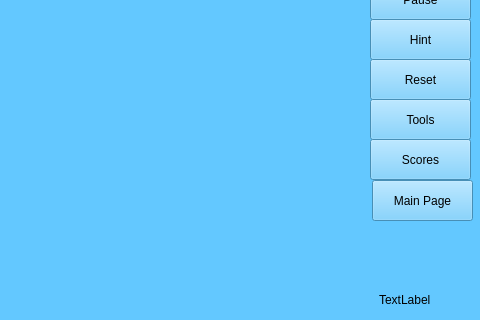
Qt form levelmodewindow.ui (hero919/ImagesMatching) before a commit; both pictures show x 320 to 800 and y 81 to 401 of the 800 by 600 pixel window.
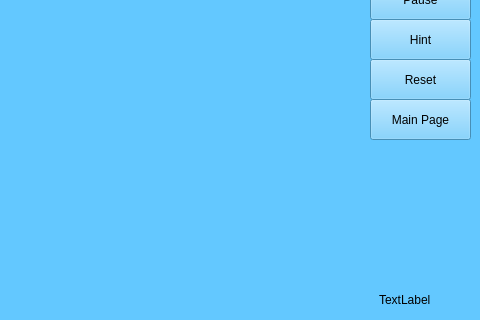
The same form after that commit.

The edit to the form file:
```diff
--- a/levelmodewindow.ui
+++ b/levelmodewindow.ui
@@ -88,32 +88,6 @@
      <string>Reset</string>
     </property>
    </widget>
-   <widget class="QPushButton" name="pushButton_5">
-    <property name="geometry">
-     <rect>
-      <x>690</x>
-      <y>180</y>
-      <width>101</width>
-      <height>41</height>
-     </rect>
-    </property>
-    <property name="text">
-     <string>Tools</string>
-    </property>
-   </widget>
-   <widget class="QPushButton" name="pushButton_6">
-    <property name="geometry">
-     <rect>
-      <x>690</x>
-      <y>220</y>
-      <width>101</width>
-      <height>41</height>
-     </rect>
-    </property>
-    <property name="text">
-     <string>Scores</string>
-    </property>
-   </widget>
    <widget class="QPushButton" name="pushButton_8">
     <property name="geometry">
      <rect>
@@ -140,8 +114,8 @@
    <widget class="QPushButton" name="BackToMain">
     <property name="geometry">
      <rect>
-      <x>692</x>
-      <y>261</y>
+      <x>690</x>
+      <y>180</y>
       <width>101</width>
       <height>41</height>
      </rect>
```
